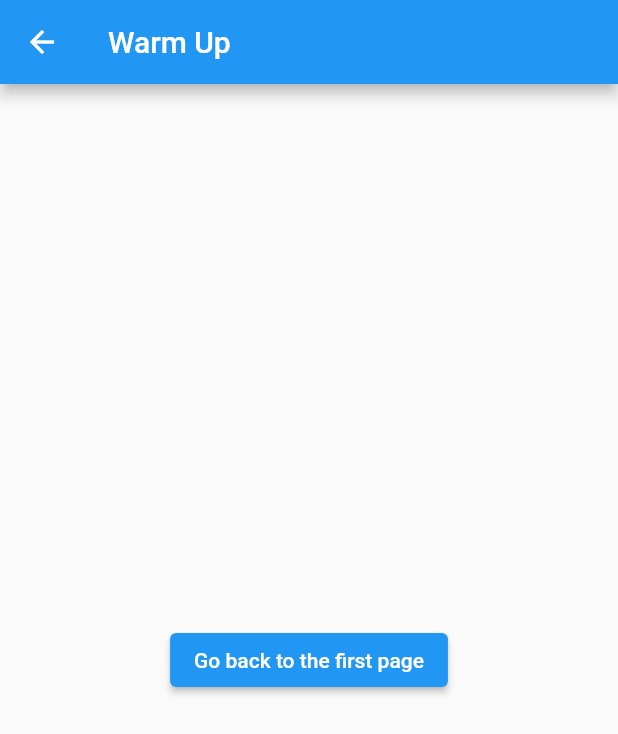
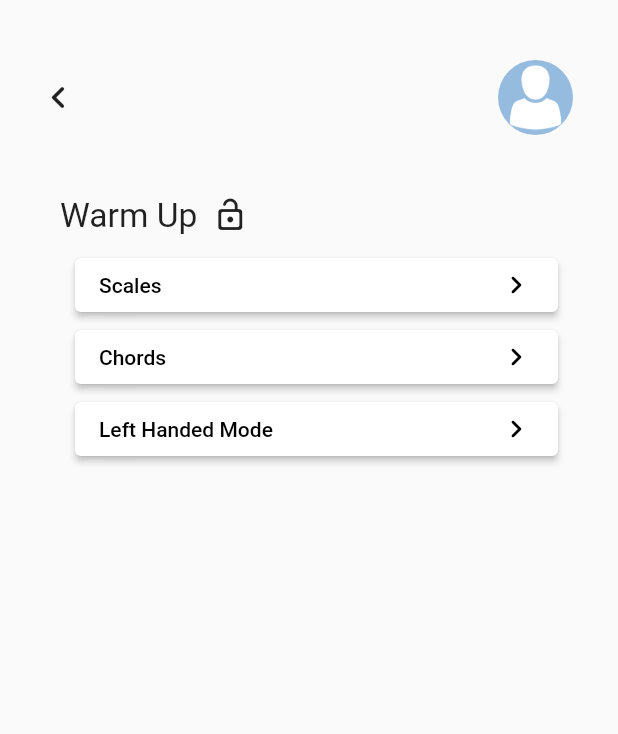
Before and after one commit to alextjones/Mobile_Final_Project, a Flutter app: the ActivitySelectionPage screen opened directly, on a phone screen of 412 x 824 dp. Shown: the top 734 px of the screen. Run offline on Flutter 3.47's test engine with Material 2 defaults, Android fonts, the phone set to English and light mode, and no system bars.

Commit message:
Created updated layout for Main page and Activity selection page. Next step: Change button types and add page traveling.

```diff
--- a/lib/main.dart
+++ b/lib/main.dart
@@ -1,4 +1,5 @@
 import 'dart:developer';
+import 'package:flutter/foundation.dart';
 import 'package:flutter/material.dart';
 import 'common/level_title.dart';
 import 'common/thin_button.dart';
@@ -132,21 +133,50 @@ class MainSelectionPage extends StatelessWidget {
   @override
   Widget build(BuildContext context) {
     return Scaffold(
-      appBar: AppBar(
-          title: Text('Welcome Back User!'),
-    ),
-      body: Center(
-        child: ElevatedButton(
-          child: Text('Open another page'),
-          onPressed: (){
-            //navigate to Activity selection page
-            Navigator.push(
-              context,
-              MaterialPageRoute(builder: (context) => ActivitySelectionPage()),
-            );
-          },
-        ),
+      body: Column(
+        children: <Widget>[
+          TopNav(
+            includeBackButton: false,
+            includeProfilePicture: true,
+          ),
+          ListView(
+            padding: EdgeInsets.symmetric(vertical: 0.0, horizontal: 40.0),
+            shrinkWrap: true,
+            children: <Widget>
+            [
 
+              LevelTitle(
+                title: 'Welcome to Fretless!',
+                isUnlocked: true,
+              ),
+              Padding(
+                padding: EdgeInsets.only(left: 10.0),
+                child: Column(
+                  children: <Widget>[
+                    ThinButton(
+                        text: 'Warm Up',
+                        onThinButtonPressed: () {
+                          log("Pressed Warm up button (MainPage)");
+                        }
+                    ),
+                    ThinButton(
+                        text: 'Tunes',
+                        onThinButtonPressed: () {
+                          log("Pressed Tune button (MainPage)");
+                        }
+                    ),
+                    ThinButton(
+                        text: 'Metronome',
+                        onThinButtonPressed: () {
+                          log("Pressed Metronome button (MainPage)");
+                        }
+                    ),
+                  ],
+                ),
+              ),
+            ],
+          ),
+        ],
       ),
     );
   }
@@ -156,19 +186,51 @@ class ActivitySelectionPage extends StatelessWidget {
   @override
   Widget build(BuildContext context) {
     return Scaffold(
-        appBar: AppBar(
-          title: Text('Warm Up'),
-        ),
-        body: Center(
-            child: ElevatedButton(
-              child: Text('Go back to the first page'),
-              onPressed: (){
-                //navigate to another page
-                Navigator.pop(context);
-              },
-            )
+      body: Column(
+        children: <Widget>[
+          TopNav(
+            includeBackButton: true,
+            includeProfilePicture: true,
+          ),
+          ListView(
+            padding: EdgeInsets.symmetric(vertical: 0.0, horizontal: 40.0),
+            shrinkWrap: true,
+            children: <Widget>
+            [
 
-        )
+              LevelTitle(
+                title: 'Warm Up',
+                isUnlocked: true,
+              ),
+              Padding(
+                padding: EdgeInsets.only(left: 10.0),
+                child: Column(
+                  children: <Widget>[
+                    ThinButton(
+                        text: 'Scales',
+                        onThinButtonPressed: () {
+                          log("Pressed Scales button (SelectPage)");
+                        }
+                    ),
+                    ThinButton(
+                        text: 'Chords',
+                        onThinButtonPressed: () {
+                          log("Pressed Chord button (SelectPage)");
+                        }
+                    ),
+                    ThinButton(
+                        text: 'Left Handed Mode',
+                        onThinButtonPressed: () {
+                          log("Pressed left hand mode (selectPage");
+                        }
+                    ),
+                  ],
+                ),
+              ),
+            ],
+          ),
+        ],
+      ),
     );
   }
 }
```
